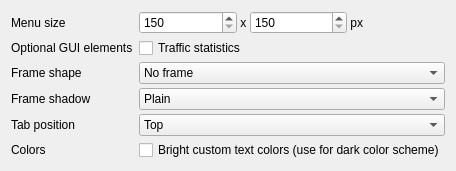
Old version of the form widgets/settings/appearanceoptionpage.ui in the repository Martchus/syncthingtray.
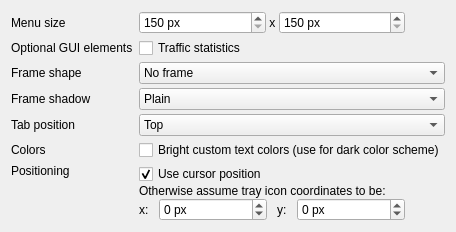
New version of the form. Icons and pictures are not drawn.

Patch:
```diff
--- a/widgets/settings/appearanceoptionpage.ui
+++ b/widgets/settings/appearanceoptionpage.ui
@@ -38,6 +38,9 @@
     <layout class="QHBoxLayout" name="horizontalLayout">
      <item>
       <widget class="QSpinBox" name="widthSpinBox">
+       <property name="suffix">
+        <string> px</string>
+       </property>
        <property name="minimum">
         <number>150</number>
        </property>
@@ -67,6 +70,9 @@
      </item>
      <item>
       <widget class="QSpinBox" name="heightSpinBox">
+       <property name="suffix">
+        <string> px</string>
+       </property>
        <property name="minimum">
         <number>150</number>
        </property>
@@ -79,14 +85,20 @@
       </widget>
      </item>
      <item>
-      <widget class="QLabel" name="sizePxLabel">
-       <property name="text">
-        <string> px</string>
+      <spacer name="sizeHorizontalSpacer">
+       <property name="orientation">
+        <enum>Qt::Horizontal</enum>
        </property>
-       <property name="textFormat">
-        <enum>Qt::PlainText</enum>
+       <property name="sizeType">
+        <enum>QSizePolicy::Preferred</enum>
        </property>
-      </widget>
+       <property name="sizeHint" stdset="0">
+        <size>
+         <width>40</width>
+         <height>20</height>
+        </size>
+       </property>
+      </spacer>
      </item>
     </layout>
    </item>
@@ -192,6 +204,115 @@
      </property>
     </widget>
    </item>
+   <item row="8" column="0">
+    <widget class="QLabel" name="positioningLabel">
+     <property name="text">
+      <string>Positioning</string>
+     </property>
+     <property name="alignment">
+      <set>Qt::AlignLeading|Qt::AlignLeft|Qt::AlignTop</set>
+     </property>
+    </widget>
+   </item>
+   <item row="8" column="1">
+    <layout class="QVBoxLayout" name="positioningVerticalLayout">
+     <item>
+      <widget class="QCheckBox" name="useCursorPosCheckBox">
+       <property name="text">
+        <string>Use cursor position</string>
+       </property>
+       <property name="checked">
+        <bool>true</bool>
+       </property>
+      </widget>
+     </item>
+     <item>
+      <widget class="QLabel" name="assumeIconPosLabel">
+       <property name="text">
+        <string>Otherwise assume tray icon coordinates to be:</string>
+       </property>
+      </widget>
+     </item>
+     <item>
+      <layout class="QHBoxLayout" name="positioningHorizontalLayout">
+       <property name="spacing">
+        <number>10</number>
+       </property>
+       <item>
+        <widget class="QLabel" name="xPosLabel">
+         <property name="sizePolicy">
+          <sizepolicy hsizetype="Fixed" vsizetype="Preferred">
+           <horstretch>0</horstretch>
+           <verstretch>0</verstretch>
+          </sizepolicy>
+         </property>
+         <property name="text">
+          <string>x:</string>
+         </property>
+        </widget>
+       </item>
+       <item>
+        <widget class="QSpinBox" name="xPosSpinBox">
+         <property name="suffix">
+          <string> px</string>
+         </property>
+         <property name="minimum">
+          <number>-10000</number>
+         </property>
+         <property name="maximum">
+          <number>10000</number>
+         </property>
+        </widget>
+       </item>
+       <item>
+        <widget class="QLabel" name="yPosLabel">
+         <property name="sizePolicy">
+          <sizepolicy hsizetype="Fixed" vsizetype="Preferred">
+           <horstretch>0</horstretch>
+           <verstretch>0</verstretch>
+          </sizepolicy>
+         </property>
+         <property name="text">
+          <string>y:</string>
+         </property>
+         <property name="textFormat">
+          <enum>Qt::PlainText</enum>
+         </property>
+        </widget>
+       </item>
+       <item>
+        <widget class="QSpinBox" name="yPosSpinBox">
+         <property name="suffix">
+          <string> px</string>
+         </property>
+         <property name="minimum">
+          <number>-10000</number>
+         </property>
+         <property name="maximum">
+          <number>10000</number>
+         </property>
+        </widget>
+       </item>
+       <item>
+        <spacer name="positioningHorizontalSpacer">
+         <property name="orientation">
+          <enum>Qt::Horizontal</enum>
+         </property>
+         <property name="sizeType">
+          <enum>QSizePolicy::Preferred</enum>
+         </property>
+         <property name="sizeHint" stdset="0">
+          <size>
+           <width>40</width>
+           <height>20</height>
+          </size>
+         </property>
+        </spacer>
+       </item>
+      </layout>
+     </item>
+    </layout>
+   </item>
   </layout>
  </widget>
  <resources/>
```
Left out of the diff: 52 changed lines with no effect on the pictures.
